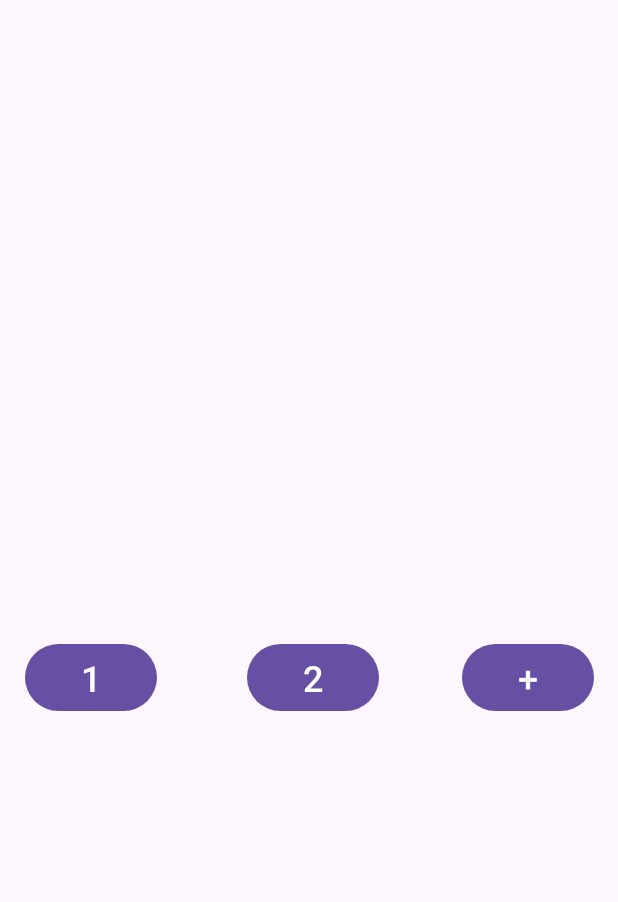
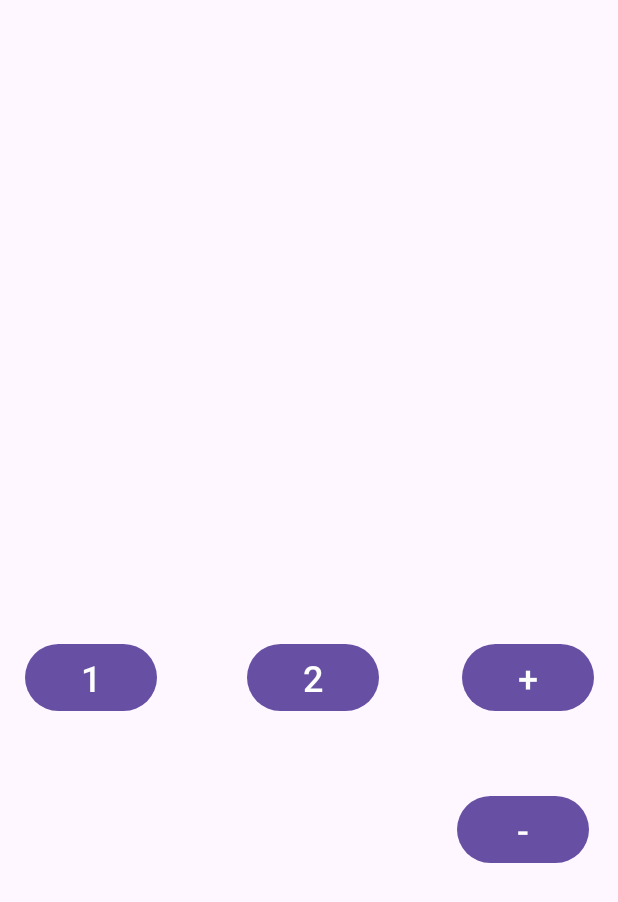
Before and after one commit to evvook/androidCal, an Android app: the screen it shows after launch (MainActivity), on a phone screen of 412 x 824 dp. Shown: the top 902 px of the screen. Run offline under Robolectric (Android 15) with nearby library versions, the phone set to English and light mode, and no system bars.

Commit message:
operator

```diff
--- a/app/src/main/java/com/example/myapplication/MainActivity.kt
+++ b/app/src/main/java/com/example/myapplication/MainActivity.kt
@@ -16,6 +16,7 @@ class MainActivity : AppCompatActivity() {
         val one = NumberButton(findViewById<Button>(R.id.num1), expression)
         val two = NumberButton(findViewById<Button>(R.id.num2), expression)
 
-        val plus = OperatorButton(findViewById<Button>(R.id.oprPlus), expression)
+        val plus = OperatorButton(findViewById<Button>(R.id.oprPlus), expression, Plus())
+        val minus = OperatorButton(findViewById<Button>(R.id.oprMinus), expression, Minus())
     }
 }
--- /dev/null
+++ b/app/src/main/java/com/example/myapplication/Minus.kt
@@ -0,0 +1,14 @@
+package com.example.myapplication
+
+import java.math.BigDecimal
+
+class Minus : Operator {
+
+    override val operator: String="-"
+
+    override fun calculate(first: Operand, second: Operand){
+        val result = BigDecimal(first.print()).minus(BigDecimal(second.print()))
+        first.setOperand(result.toString())
+        second.clear()
+    }
+}
--- a/app/src/main/java/com/example/myapplication/Operator.kt
+++ b/app/src/main/java/com/example/myapplication/Operator.kt
@@ -2,24 +2,12 @@ package com.example.myapplication
 
 import java.math.BigDecimal
 
-class Operator {
-    private var operator:String = ""
-    fun isEmpty(): Boolean {
-        return "".equals(operator)
-    }
-
-    fun set(text: CharSequence) {
-        operator = text.toString()
-    }
+interface Operator {
+    val operator:String
 
     fun print():String{
         return operator
     }
 
-    fun calculate(first: Operand, second: Operand) {
-        val result = BigDecimal(first.print()).plus(BigDecimal(second.print()))
-        first.setOperand(result.toString())
-        second.clear()
-        operator = ""
-    }
+    fun calculate(first: Operand, second: Operand)
 }
--- a/app/src/main/java/com/example/myapplication/OperatorButton.kt
+++ b/app/src/main/java/com/example/myapplication/OperatorButton.kt
@@ -3,9 +3,12 @@ package com.example.myapplication
 import android.widget.Button
 
 class OperatorButton {
-    constructor(btn: Button, expression:Expression){
+    constructor(btn: Button, expression:Expression, operator:Operator){
+        this.operator = operator
+
         btn.setOnClickListener {
-            expression.setOperator(btn.text)
+            expression.setOperator(this.operator)
         }
     }
+    private val operator:Operator
 }
--- /dev/null
+++ b/app/src/main/java/com/example/myapplication/Plus.kt
@@ -0,0 +1,14 @@
+package com.example.myapplication
+
+import java.math.BigDecimal
+
+class Plus : Operator {
+
+    override val operator: String="+"
+
+    override fun calculate(first: Operand, second: Operand){
+        val result = BigDecimal(first.print()).plus(BigDecimal(second.print()))
+        first.setOperand(result.toString())
+        second.clear()
+    }
+}
--- a/app/src/main/res/layout/activity_main.xml
+++ b/app/src/main/res/layout/activity_main.xml
@@ -54,15 +54,30 @@
 
     <TextView
         android:id="@+id/screen"
-        android:layout_width="211dp"
-        android:layout_height="61dp"
+        android:layout_width="317dp"
+        android:layout_height="161dp"
         android:layout_marginStart="95dp"
-        android:layout_marginTop="198dp"
+        android:layout_marginTop="124dp"
         android:layout_marginEnd="105dp"
         android:textAlignment="center"
         android:textSize="34sp"
         app:layout_constraintEnd_toEndOf="parent"
-        app:layout_constraintHorizontal_bias="0.5"
+        app:layout_constraintHorizontal_bias="0.439"
         app:layout_constraintStart_toStartOf="parent"
         app:layout_constraintTop_toTopOf="parent" />
+
+    <Button
+        android:id="@+id/oprMinus"
+        android:layout_width="wrap_content"
+        android:layout_height="wrap_content"
+        android:layout_marginStart="304dp"
+        android:layout_marginTop="28dp"
+        android:layout_marginEnd="19dp"
+        android:layout_marginBottom="224dp"
+        android:text="-"
+        android:textSize="24sp"
+        app:layout_constraintBottom_toBottomOf="parent"
+        app:layout_constraintEnd_toEndOf="parent"
+        app:layout_constraintStart_toStartOf="parent"
+        app:layout_constraintTop_toBottomOf="@+id/oprPlus" />
 </androidx.constraintlayout.widget.ConstraintLayout>
```
Also changed, not shown: app/src/main/java/com/example/myapplication/Expression.kt (+12 -8 lines).
